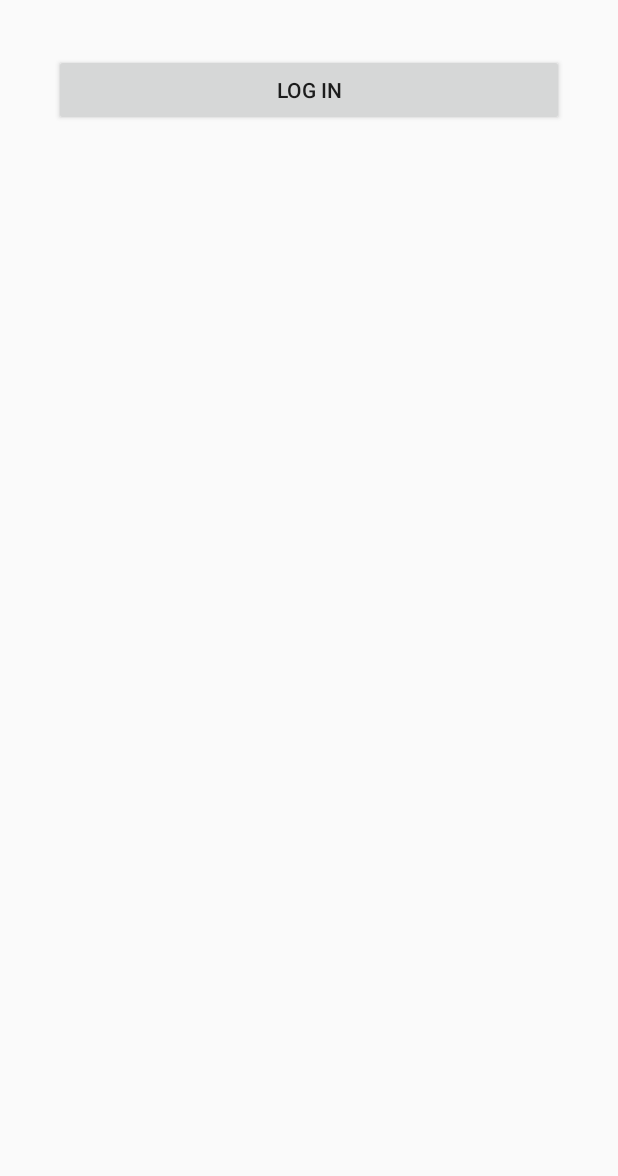
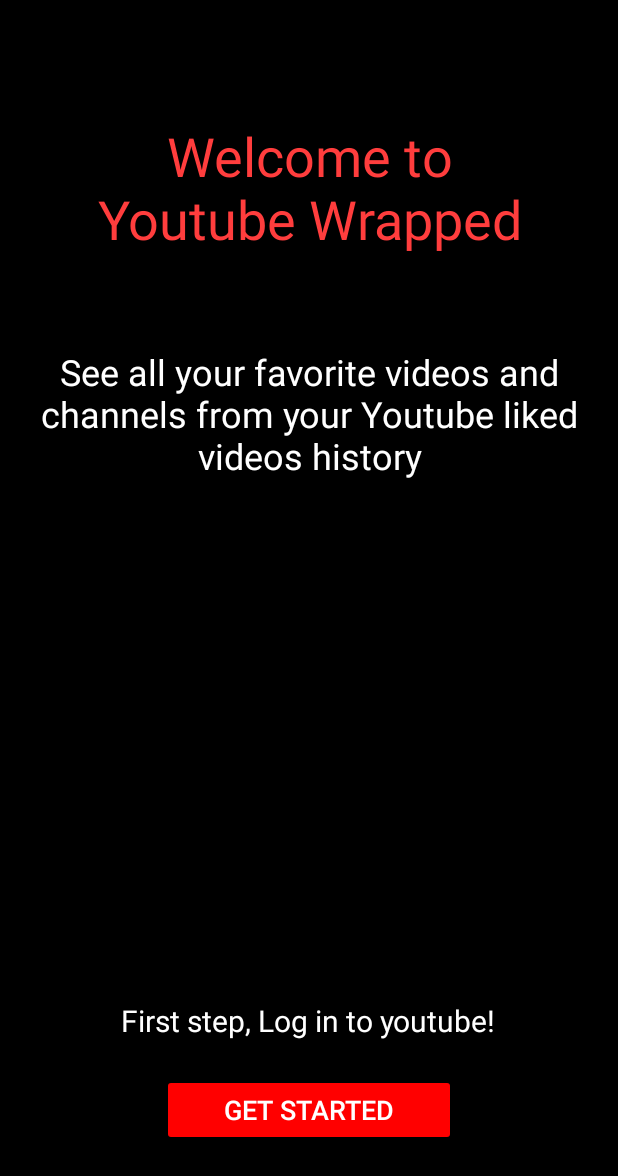
Before and after one commit to UCI-Android-Group-4/youtube-wrapped, an Android app: the layout activity_login.xml on its own in the app's theme, with its tools: preview values and no code run, on a phone screen of 412 x 824 dp. Shown: the top 1176 px of the screen. Run offline under Robolectric (Android 15) with nearby library versions, the phone set to English and light mode, and no system bars.

Commit message:
Made login xml

```diff
--- a/app/src/main/res/layout/activity_login.xml
+++ b/app/src/main/res/layout/activity_login.xml
@@ -2,18 +2,65 @@
     xmlns:tools="http://schemas.android.com/tools"
     android:layout_width="match_parent"
     android:layout_height="match_parent"
+    android:background="#FFFFFF"
+    android:backgroundTint="#000000"
+    android:paddingLeft="@dimen/activity_horizontal_margin"
+    android:paddingTop="@dimen/activity_vertical_margin"
+    android:paddingRight="@dimen/activity_horizontal_margin"
     android:paddingBottom="@dimen/activity_vertical_margin"
-    android:paddingLeft="@dimen/activity_horizontal_margin"
-    android:paddingRight="@dimen/activity_horizontal_margin"
-    android:paddingTop="@dimen/activity_vertical_margin"
-    tools:context=".LoginActivity" >
+    tools:context=".LoginActivity">
 
     <Button
-        android:layout_width="match_parent"
+        android:id="@+id/loginButton"
+        android:layout_width="196dp"
         android:layout_height="wrap_content"
+        android:layout_alignParentBottom="true"
         android:layout_centerHorizontal="true"
-        android:layout_margin="20dp"
+        android:layout_marginBottom="44dp"
+        android:backgroundTint="#FF0000"
         android:onClick="loginToRest"
-        android:text="@string/login_label" />
+        android:radius="45dp"
+        android:text="@string/login_label"
+        android:textAlignment="center"
+        android:textColor="#FFFFFF"
+        android:textSize="18sp" />
+
+    <TextView
+        android:id="@+id/textView"
+        android:layout_width="307dp"
+        android:layout_height="wrap_content"
+        android:layout_alignParentTop="true"
+        android:layout_alignParentEnd="false"
+        android:layout_centerHorizontal="true"
+        android:layout_marginTop="63dp"
+        android:layout_marginEnd="76dp"
+        android:gravity="center"
+        android:text="Welcome to Youtube Wrapped"
+        android:textAlignment="center"
+        android:textColor="#FF3D3D"
+        android:textSize="36sp" />
+
+    <TextView
+        android:id="@+id/textView2"
+        android:layout_width="wrap_content"
+        android:layout_height="wrap_content"
+        android:layout_below="@+id/textView"
+        android:layout_alignParentEnd="true"
+        android:layout_marginTop="61dp"
+        android:gravity="center"
+        android:text="See all your favorite videos and channels from your Youtube liked videos history"
+        android:textColor="#FFFFFF"
+        android:textSize="24dp" />
+
+    <TextView
+        android:id="@+id/textView3"
+        android:layout_width="wrap_content"
+        android:layout_height="wrap_content"
+        android:layout_above="@+id/loginButton"
+        android:layout_centerHorizontal="true"
+        android:layout_marginBottom="22dp"
+        android:text="First step, Log in to youtube!"
+        android:textColor="#FFFFFF"
+        android:textSize="20sp" />
 
 </RelativeLayout>
--- a/app/src/main/res/values/strings.xml
+++ b/app/src/main/res/values/strings.xml
@@ -2,7 +2,7 @@
 <resources>
 
     <string name="app_name">Rest Client Template</string>
-    <string name="login_label">Log in</string>
+    <string name="login_label">GET STARTED</string>
     <string name="intent_scheme">oauth</string>
     <string name="intent_host">cprest</string>
 
```
